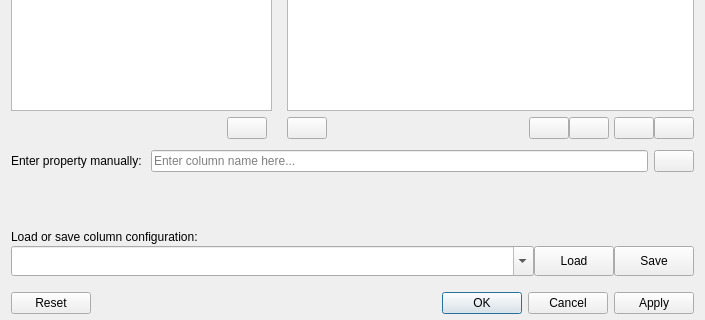
Before: the Qt Designer form Resources/UI/Add_RemoveColumns.ui in APEbbers/BillOfMaterials-WB, drawn with Qt 5; both pictures show x 0 to 705 and y 249 to 569 of the 705 by 569 pixel window.
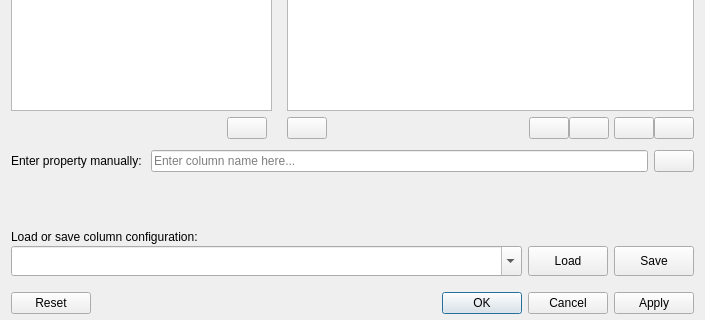
After: the same form once the commit is applied. Icons and pictures are not drawn.

```diff
--- a/Resources/UI/Add_RemoveColumns.ui
+++ b/Resources/UI/Add_RemoveColumns.ui
@@ -527,7 +527,10 @@
          <property name="bottomMargin">
           <number>0</number>
          </property>
-         <property name="spacing">
+         <property name="horizontalSpacing">
+          <number>6</number>
+         </property>
+         <property name="verticalSpacing">
           <number>0</number>
          </property>
          <item row="1" column="2">
```
